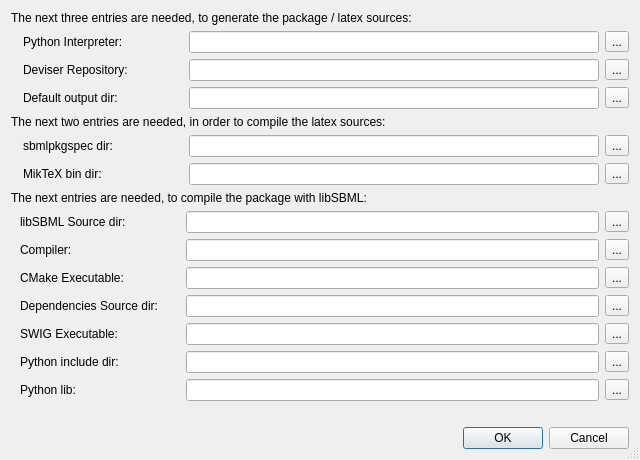
Before: the Qt Designer form ui/dialogpreferences.ui in sbmlteam/QtDeviser, drawn with Qt 5.
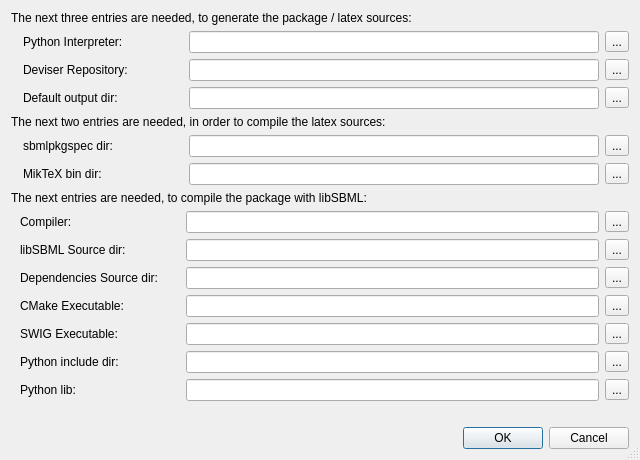
After: the same form once the commit is applied.

Commit message: - modify the order in preferences

```diff
--- a/ui/dialogpreferences.ui
+++ b/ui/dialogpreferences.ui
@@ -211,34 +211,13 @@
        <number>0</number>
       </property>
       <item row="0" column="0">
-       <widget class="QLabel" name="lblSBMLSourceDir">
-        <property name="text">
-         <string>libSBML Source dir:</string>
-        </property>
-       </widget>
-      </item>
-      <item row="0" column="1">
-       <layout class="QHBoxLayout" name="horizontalLayout_12">
-        <item>
-         <widget class="QLineEdit" name="txtLibSBMLSource"/>
-        </item>
-        <item>
-         <widget class="QToolButton" name="cmdBrowseLibSBMLSource">
-          <property name="text">
-           <string>...</string>
-          </property>
-         </widget>
-        </item>
-       </layout>
-      </item>
-      <item row="1" column="0">
        <widget class="QLabel" name="lblCompiler">
         <property name="text">
          <string>Compiler:</string>
         </property>
        </widget>
       </item>
-      <item row="1" column="1">
+      <item row="0" column="1">
        <layout class="QHBoxLayout" name="horizontalLayout_13">
         <item>
          <widget class="QLineEdit" name="txtCompiler"/>
@@ -252,28 +231,28 @@
         </item>
        </layout>
       </item>
+      <item row="1" column="0">
+       <widget class="QLabel" name="lblSBMLSourceDir">
+        <property name="text">
+         <string>libSBML Source dir:</string>
+        </property>
+       </widget>
+      </item>
+      <item row="1" column="1">
+       <layout class="QHBoxLayout" name="horizontalLayout_12">
+        <item>
+         <widget class="QLineEdit" name="txtLibSBMLSource"/>
+        </item>
+        <item>
+         <widget class="QToolButton" name="cmdBrowseLibSBMLSource">
+          <property name="text">
+           <string>...</string>
+          </property>
+         </widget>
+        </item>
+       </layout>
+      </item>
       <item row="2" column="0">
-       <widget class="QLabel" name="lblCmakeExecutable">
-        <property name="text">
-         <string>CMake Executable:</string>
-        </property>
-       </widget>
-      </item>
-      <item row="2" column="1">
-       <layout class="QHBoxLayout" name="horizontalLayout_14">
-        <item>
-         <widget class="QLineEdit" name="txtCMake"/>
-        </item>
-        <item>
-         <widget class="QToolButton" name="cmdBrowseCMake">
-          <property name="text">
-           <string>...</string>
-          </property>
-         </widget>
-        </item>
-       </layout>
-      </item>
-      <item row="3" column="0">
        <widget class="QLabel" name="lblDependencies">
         <property name="sizePolicy">
          <sizepolicy hsizetype="Minimum" vsizetype="Preferred">
@@ -292,7 +271,7 @@
         </property>
        </widget>
       </item>
-      <item row="3" column="1">
+      <item row="2" column="1">
        <layout class="QHBoxLayout" name="horizontalLayout_15">
         <item>
          <widget class="QLineEdit" name="txtDependencies"/>
@@ -306,6 +285,27 @@
         </item>
        </layout>
       </item>
+      <item row="3" column="0">
+       <widget class="QLabel" name="lblCmakeExecutable">
+        <property name="text">
+         <string>CMake Executable:</string>
+        </property>
+       </widget>
+      </item>
+      <item row="3" column="1">
+       <layout class="QHBoxLayout" name="horizontalLayout_14">
+        <item>
+         <widget class="QLineEdit" name="txtCMake"/>
+        </item>
+        <item>
+         <widget class="QToolButton" name="cmdBrowseCMake">
+          <property name="text">
+           <string>...</string>
+          </property>
+         </widget>
+        </item>
+       </layout>
+      </item>
       <item row="4" column="0">
        <widget class="QLabel" name="lblSwigExecutable">
         <property name="text">
```
